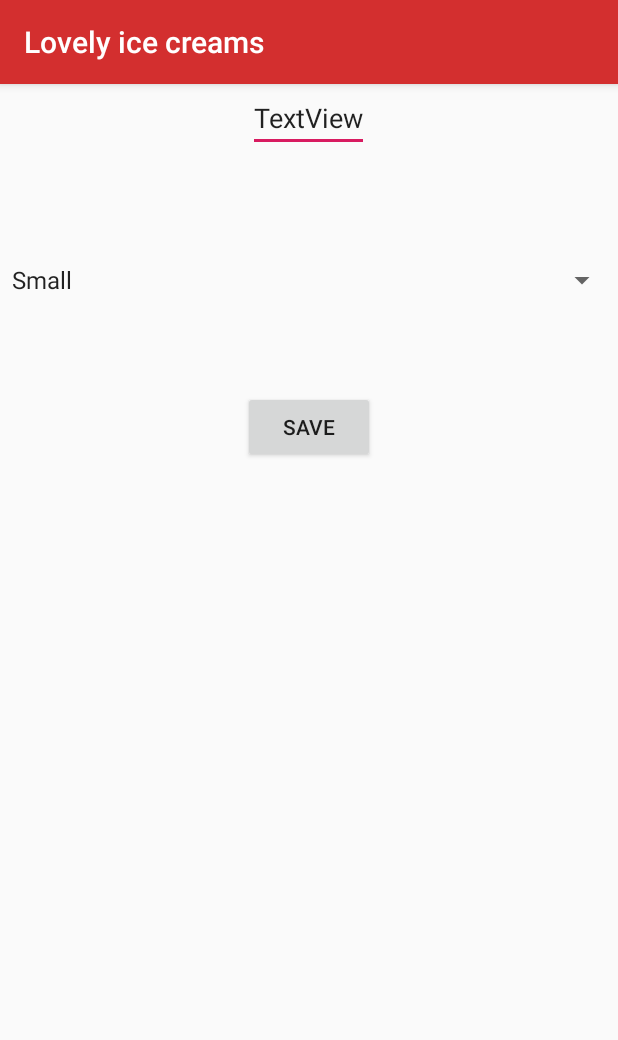
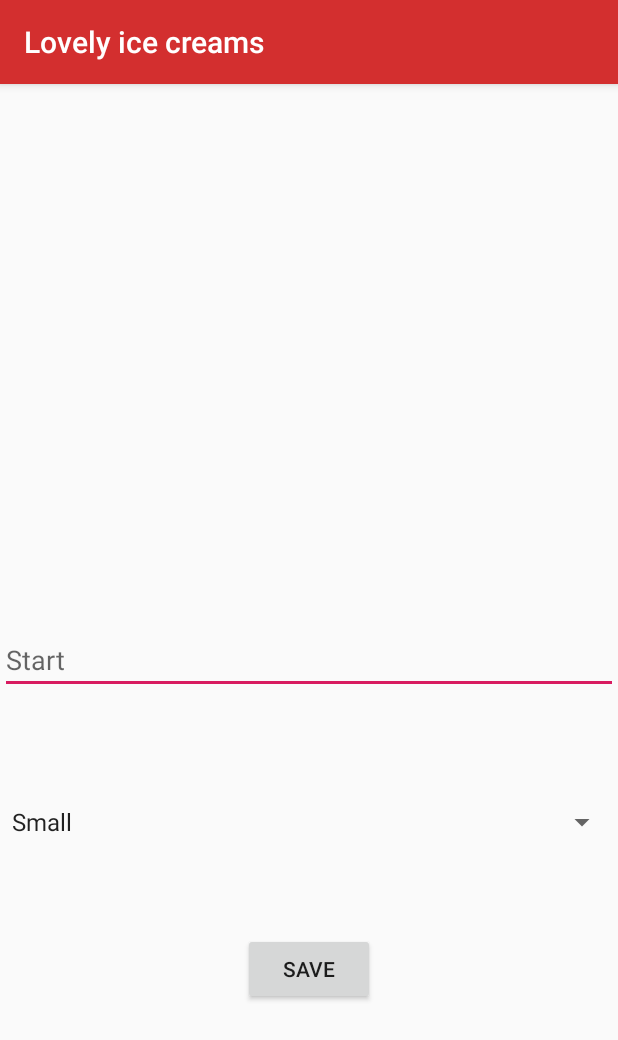
Before and after one commit to Omoyi/ice-cream1, an Android app: the WishActivity screen opened directly, with no data from a screen before it, on a phone screen of 412 x 824 dp. Shown: the top 1040 px of the screen. Run offline under Robolectric (Android 15) with nearby library versions, the phone set to English and light mode, and no system bars; our stand-ins replace ButterKnife, Firebase (no records; nobody signed in at launch, a user with empty details on screens opened directly); Roboto replaces fonts that are not available here.

Commit message:
add data

```diff
--- a/app/src/main/res/layout/activity_wish.xml
+++ b/app/src/main/res/layout/activity_wish.xml
@@ -9,12 +9,12 @@
 
     <EditText
         android:id="@+id/editText"
-        android:layout_width="wrap_content"
+        android:layout_width="match_parent"
         android:layout_height="wrap_content"
+        android:layout_centerHorizontal="true"
         android:layout_weight="1"
         android:hint="Start"
-        android:layout_centerHorizontal="true"
-        android:text="TextView" />
+        android:layout_centerInParent="true"/>
 
 
     <Button
```
